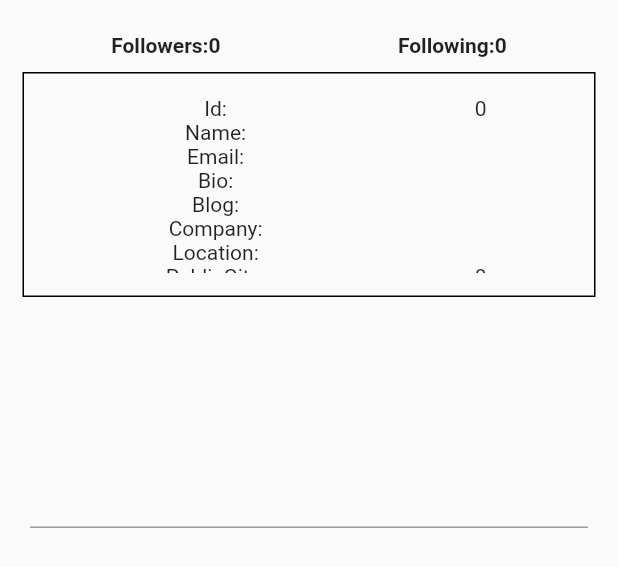
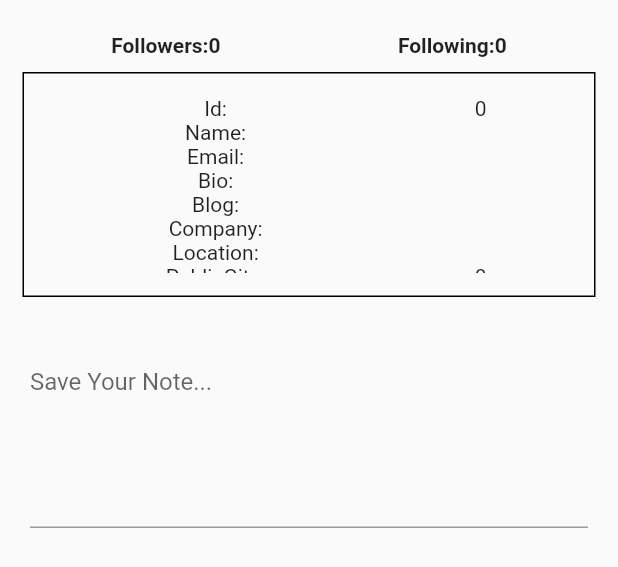
Before and after one commit to abhip1912/GitFlutterApp, a Flutter app: the UserData widget shown alone on an empty page, opened directly with empty values, on a phone screen of 412 x 824 dp. Shown: the top 567 px of the screen. Run offline on Flutter 3.47's test engine with Material 2 defaults, Android fonts, the phone set to English and light mode, and no system bars; our stand-ins replace data_connection_checker, sqflite; accounts and stored records are empty; network calls fail.

Commit message:
hintText added

```diff
--- a/lib/views/userDetailsPage/widgets/user_data.dart
+++ b/lib/views/userDetailsPage/widgets/user_data.dart
@@ -95,6 +95,8 @@ class UserData extends StatelessWidget {
                       return CircularProgressIndicator();
                     } else {
                       return TextFormField(
+                        decoration:
+                            InputDecoration(hintText: "Save Your Note..."),
                         initialValue: snapshot.data,
                         maxLines: 5,
                         onChanged: (value) =>
```
